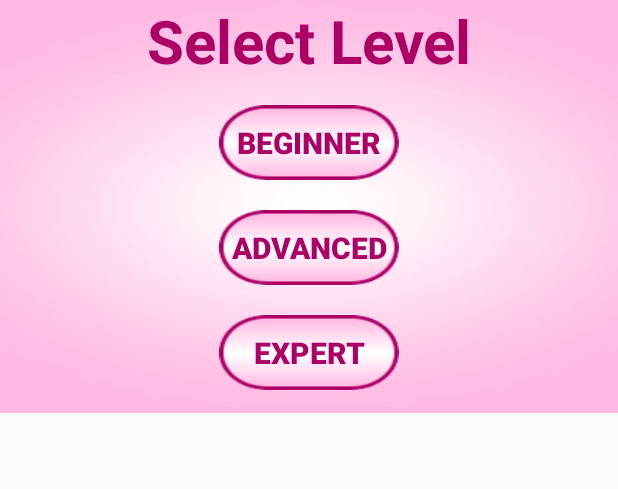
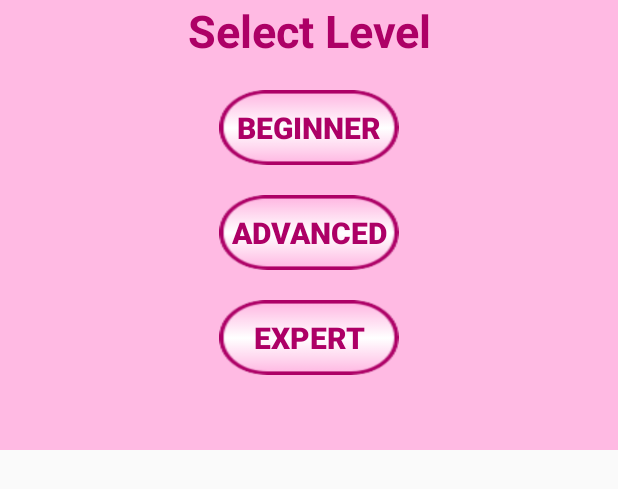
Before and after one commit to mbrya002/Context, an Android app: the layout dialog_level_select.xml on its own in the app's theme, with its tools: preview values and no code run, on a phone screen of 412 x 824 dp. Shown: the top 489 px of the screen. Run offline under Robolectric (Android 15) with nearby library versions, the phone set to English and light mode, and no system bars.

Commit message:
updated pictures and made look better

```diff
--- a/app/src/main/res/layout/dialog_level_select.xml
+++ b/app/src/main/res/layout/dialog_level_select.xml
@@ -1,22 +1,23 @@
 <?xml version="1.0" encoding="utf-8"?>
-<LinearLayout xmlns:android="http://schemas.android.com/apk/res/android"
+<LinearLayout
+    xmlns:android="http://schemas.android.com/apk/res/android"
     xmlns:tools="http://schemas.android.com/tools"
     android:orientation="vertical" android:layout_width="match_parent"
-    android:layout_height="275dp"
-    android:background="@drawable/blank2">
+    android:layout_height="300dp"
+    android:background="#ffbae3">
 
 
     <TextView
         android:id="@+id/cool_levelSelect"
         android:layout_width="match_parent"
-        android:layout_height="60dp"
+        android:layout_height="50dp"
         android:layout_weight="0"
         android:text="Select Difficulty"
         android:textAlignment="center"
-        android:textSize="40sp"
+        android:textSize="30sp"
+        tools:text="Select Level"
         android:textColor="#ad0066"
-        android:textStyle="bold"
-        tools:text="Select Level" />
+        android:textStyle="bold"/>
 
     <Space
         android:layout_width="10dp"
@@ -73,4 +74,9 @@
         android:textStyle="bold"
         android:textSize="20dp"
         android:text="Expert" />
+
+    <Space
+        android:layout_width="10dp"
+        android:layout_height="20dp"
+        android:layout_weight="0" />
 </LinearLayout>
--- a/app/src/main/res/layout/feed_back_dialog.xml
+++ b/app/src/main/res/layout/feed_back_dialog.xml
@@ -2,7 +2,7 @@
 <LinearLayout xmlns:android="http://schemas.android.com/apk/res/android"
     xmlns:tools="http://schemas.android.com/tools"
     android:orientation="vertical" android:layout_width="match_parent"
-    android:background="@drawable/blank2"
+    android:background="#ffbae3"
     android:layout_height="150dp">
 
 
@@ -66,4 +66,8 @@
         android:textStyle="bold"
         android:textColor="#ad0066"/>
     </LinearLayout>
+    <Space
+        android:layout_width="match_parent"
+        android:layout_height="10dp"
+        android:layout_weight="0" />
 </LinearLayout>
```
